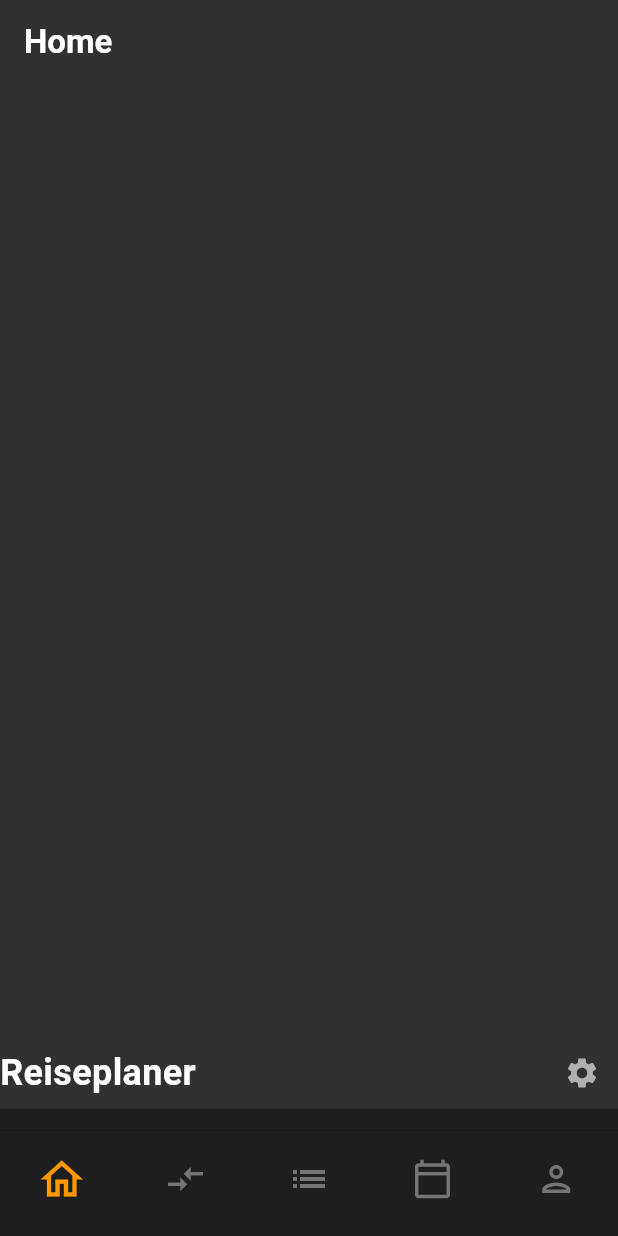
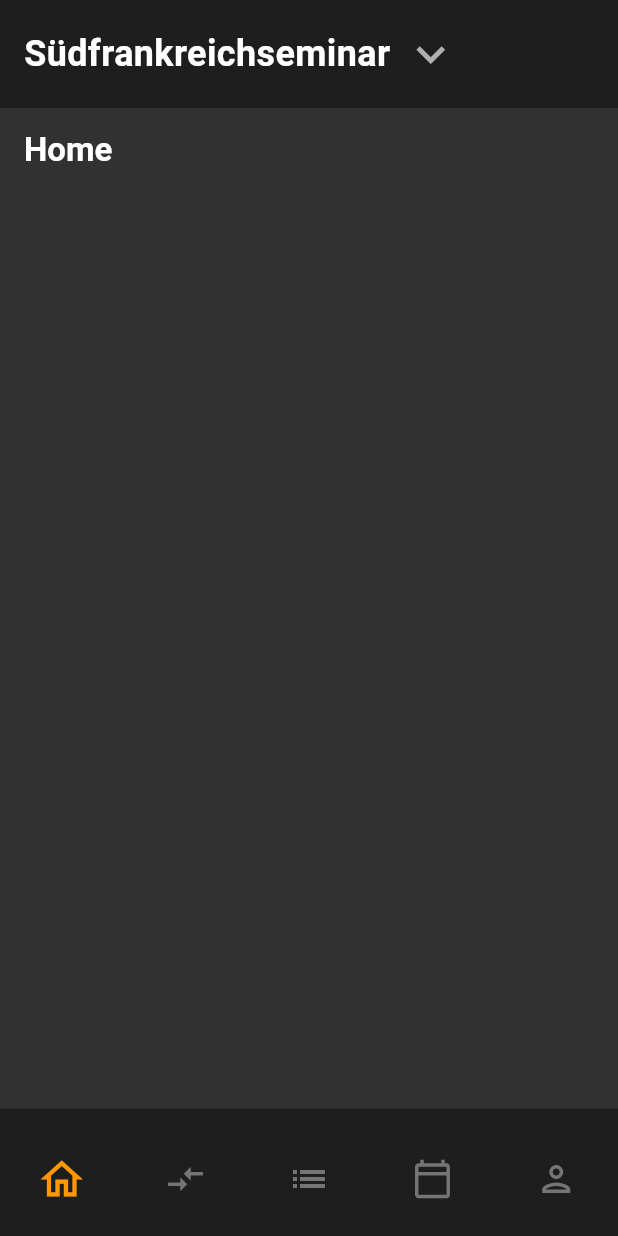
Before and after one commit to Phimance/Reiseplaner-Frontend, a Flutter app: the MainScreen screen opened directly, on a phone screen of 412 x 824 dp. Run offline on Flutter 3.47's test engine with Material 3 defaults, Android fonts, the phone set to English and light mode, and no system bars.

Commit message:
hauptUI erstmal bereit

```diff
--- a/lib/main.dart
+++ b/lib/main.dart
@@ -54,12 +54,38 @@ class _MainScreenState extends State<MainScreen> {
 
   @override
   Widget build(BuildContext context) {
+    const double headerHeight = 72;
+
     return Scaffold(
-      body: _screens[_currentIndex],
+      body: Stack(
+        children: [
+          // Hauptinhalt mit Padding oben, damit er nicht vom Header verdeckt wird
+          Padding(
+            padding: const EdgeInsets.only(top: headerHeight),
+            child: _screens[_currentIndex],
+          ),
+          // Floating Header oben
+          Positioned(
+            top: 0,
+            left: 0,
+            right: 0,
+            child: Container(
+              height: headerHeight + MediaQuery.of(context).padding.top,
+              padding: EdgeInsets.only(
+                top: MediaQuery.of(context).padding.top,
+                left: 16,
+                right: 32,
+              ),
+              color: Theme.of(context).bottomNavigationBarTheme.backgroundColor,
+              alignment: Alignment.centerLeft,
+              child: const ReiseHeader(),
+            ),
+          ),
+        ],
+      ),
       bottomNavigationBar: Column(
         mainAxisSize: MainAxisSize.min,
         children: [
-          const ReiseHeader(),
           Container(
             height: 16,
             color: Theme.of(context).bottomNavigationBarTheme.backgroundColor,
--- a/lib/view/components/core/Widgets/ReiseHeader.dart
+++ b/lib/view/components/core/Widgets/ReiseHeader.dart
@@ -37,14 +37,15 @@ class _ReiseHeaderState extends State<ReiseHeader> {
   @override
   Widget build(BuildContext context) {
     return Row(
-      mainAxisAlignment: MainAxisAlignment.spaceBetween,
+      mainAxisAlignment: MainAxisAlignment.start,
+      crossAxisAlignment: CrossAxisAlignment.center,
       children: [
         const Text(
-          'Reiseplaner',
+          'Südfrankreichseminar', // Hier später mit Auswahl arbeiten
           style: TextStyle(fontSize: 24, fontWeight: FontWeight.bold),
         ),
         IconButton(
-          icon: const Icon(Icons.settings),
+          icon: const Icon(Icons.keyboard_arrow_down_outlined, size: 38),
           onPressed: () {
 
           },
```
